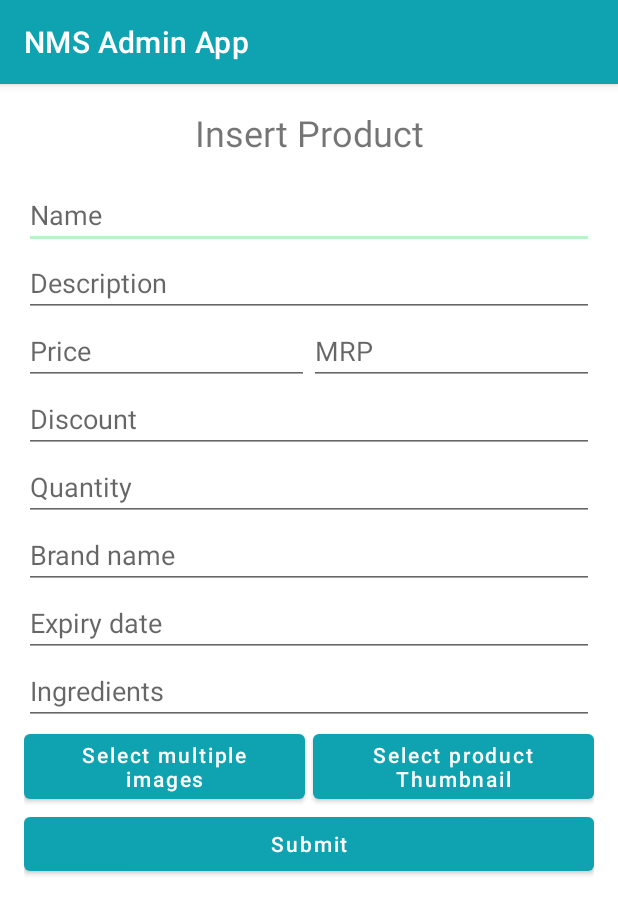
After one commit to hackie-me/NMS-Admin-App-, an Android app: the AddNewProductActivity screen opened directly, with no data from a screen before it, on a phone screen of 412 x 824 dp. The commit adds this screen. Shown: the top 914 px of the screen. Run offline under Robolectric (Android 15) with nearby library versions, the light colour scheme and no system bars; pictures from the network do not load.

Commit message:
Add New product Activity added, product adapter is ready, product service class is ready product thumbnail and multiple image uploading is not working

```diff
--- /dev/null
+++ b/app/src/main/java/com/example/nmsadminapp/AddNewProductActivity.kt
@@ -0,0 +1,160 @@
+package com.example.nmsadminapp
+
+import android.content.Intent
+import android.os.Bundle
+import android.widget.Button
+import android.widget.EditText
+import android.widget.ImageView
+import androidx.appcompat.app.AppCompatActivity
+import androidx.recyclerview.widget.RecyclerView
+import com.bumptech.glide.Glide
+
+class AddNewProductActivity : AppCompatActivity() {
+
+    // Initialize Variables
+    private lateinit var productName: EditText
+    private lateinit var productDescription: EditText
+    private lateinit var productPrice: EditText
+    private lateinit var productMrp: EditText
+    private lateinit var productDiscount: EditText
+    private lateinit var productQuantity: EditText
+    private lateinit var productBrandName: EditText
+    private lateinit var productExpiryDate: EditText
+    private lateinit var productIngredients: EditText
+    private lateinit var productThumbnail: ImageView
+    private lateinit var productImagesRecyclerView: RecyclerView
+
+    private lateinit var btnAddProduct: Button
+    private lateinit var btnSelectMultipleImages: Button
+    private lateinit var btnSelectThumbnail: Button
+
+
+    override fun onCreate(savedInstanceState: Bundle?) {
+        super.onCreate(savedInstanceState)
+        setContentView(R.layout.activity_add_new_product)
+
+        // Init views
+        initializeViews()
+
+        // Set on click listener on thumbnail
+        btnSelectThumbnail.setOnClickListener {
+            // Open the gallery
+            selectThumbnailImage()
+        }
+        // Set on click listener on Images
+        btnSelectMultipleImages.setOnClickListener {
+            // Open the gallery
+            selectMultipleImages()
+        }
+    }
+
+    // Function to Initialize Views
+    private fun initializeViews() {
+        productName = findViewById(R.id.product_name)
+        productDescription = findViewById(R.id.product_description)
+        productPrice = findViewById(R.id.product_price)
+        productMrp = findViewById(R.id.product_mrp)
+        productDiscount = findViewById(R.id.product_discount)
+        productQuantity = findViewById(R.id.product_quantity)
+        productBrandName = findViewById(R.id.product_brand_name)
+        productExpiryDate = findViewById(R.id.product_expiry_date)
+        productIngredients = findViewById(R.id.product_ingredients)
+        productThumbnail = findViewById(R.id.product_thumbnail)
+        productImagesRecyclerView = findViewById(R.id.multi_product_images_recycler_view)
+        btnAddProduct = findViewById(R.id.btn_add_product)
+        btnSelectMultipleImages = findViewById(R.id.btn_select_multiple_images)
+        btnSelectThumbnail = findViewById(R.id.btn_select_thumbnail)
+
+    }
+
+    //  Function to validate the data
+    private fun validateData(): Boolean {
+        return when {
+            productName.text.toString().isEmpty() -> {
+                productName.error = "Please Enter Product Name"
+                false
+            }
+            productDescription.text.toString().isEmpty() -> {
+                productDescription.error = "Please Enter Product Description"
+                false
+            }
+            productPrice.text.toString().isEmpty() -> {
+                productPrice.error = "Please Enter Product Price"
+                false
+            }
+            productMrp.text.toString().isEmpty() -> {
+                productMrp.error = "Please Enter Product MRP"
+                false
+            }
+            productDiscount.text.toString().isEmpty() -> {
+                productDiscount.error = "Please Enter Product Discount"
+                false
+            }
+            productQuantity.text.toString().isEmpty() -> {
+                productQuantity.error = "Please Enter Product Quantity"
+                false
+            }
+            productBrandName.text.toString().isEmpty() -> {
+                productBrandName.error = "Please Enter Product Brand Name"
+                false
+            }
+            productExpiryDate.text.toString().isEmpty() -> {
+                productExpiryDate.error = "Please Enter Product Expiry Date"
+                false
+            }
+            productIngredients.text.toString().isEmpty() -> {
+                productIngredients.error = "Please Enter Product Ingredients"
+                false
+            }
+
+            else -> true
+        }
+    }
+
+    // Function to add new product
+    private fun addNewProduct() {
+        if (!validateData()) {
+            return
+        }
+    }
+
+    // Function to select multiple images
+    private fun selectMultipleImages() {
+        val intent = Intent()
+        intent.type = "image/*"
+        intent.putExtra(Intent.EXTRA_ALLOW_MULTIPLE, true)
+        intent.action = Intent.ACTION_GET_CONTENT
+        startActivityForResult(Intent.createChooser(intent, "Select Picture"), 1)
+    }
+
+    // Function to select thumbnail image
+    private fun selectThumbnailImage() {
+        val intent = Intent()
+        intent.type = "image/*"
+        intent.action = Intent.ACTION_GET_CONTENT
+        startActivityForResult(Intent.createChooser(intent, "Select Picture"), 2)
+    }
+
+    // Function to handle the result of the activity
+    @Deprecated("Deprecated in Java")
+    override fun onActivityResult(requestCode: Int, resultCode: Int, data: Intent?) {
+        super.onActivityResult(requestCode, resultCode, data)
+        if (requestCode == 1 && resultCode == RESULT_OK && data != null) {
+            if (data.clipData != null) {
+                val count = data.clipData!!.itemCount
+                for (i in 0 until count) {
+                    val imageUri = data.clipData!!.getItemAt(i).uri
+                    Glide.with(this).load(imageUri).into(productThumbnail)
+                }
+            } else if (data.data != null) {
+                val imageUri = data.data
+                Glide.with(this).load(imageUri).into(productThumbnail)
+            }
+        }
+        if (requestCode == 2 && resultCode == RESULT_OK && data != null) {
+            if (data.data != null) {
+                Glide.with(this).load(data.data).into(productThumbnail)
+            }
+        }
+    }
+}
--- a/app/src/main/java/com/example/nmsadminapp/adapters/CategoryAdapter.kt
+++ b/app/src/main/java/com/example/nmsadminapp/adapters/CategoryAdapter.kt
@@ -11,19 +11,18 @@ import androidx.recyclerview.widget.RecyclerView
 import com.bumptech.glide.Glide
 import com.example.nmsadminapp.R
 import com.example.nmsadminapp.models.CategoryModel
-import com.example.nmsadminapp.utils.Helper
 
 class CategoryAdapter(
     private val category: Array<CategoryModel>,
     private val clickListener: ClickListener,
-    ) : RecyclerView.Adapter<CategoryAdapter.ViewHolder>() {
+) : RecyclerView.Adapter<CategoryAdapter.ViewHolder>() {
 
     // create new views
     override fun onCreateViewHolder(parent: ViewGroup, viewType: Int): ViewHolder {
         // inflates the card_view_design view
         // that is used to hold list item
         val view = LayoutInflater.from(parent.context)
-            .inflate(R.layout.category_list_item, parent, false)
+            .inflate(R.layout.rc_list_item_category, parent, false)
         return ViewHolder(view)
     }
 
--- /dev/null
+++ b/app/src/main/res/layout/activity_add_new_product.xml
@@ -0,0 +1,155 @@
+<?xml version="1.0" encoding="utf-8"?>
+<LinearLayout xmlns:android="http://schemas.android.com/apk/res/android"
+    xmlns:tools="http://schemas.android.com/tools"
+    android:layout_width="match_parent"
+    android:layout_height="match_parent"
+    android:orientation="vertical"
+    tools:context=".AddNewProductActivity">
+
+    <ScrollView
+        android:layout_width="match_parent"
+        android:layout_height="match_parent">
+
+        <LinearLayout
+            android:layout_width="match_parent"
+            android:layout_height="wrap_content"
+            android:orientation="vertical"
+            android:padding="16dp">
+
+            <TextView
+                android:layout_width="match_parent"
+                android:layout_height="wrap_content"
+                android:layout_marginBottom="16dp"
+                android:gravity="center"
+                android:text="Insert Product"
+                android:textSize="24sp" />
+
+            <EditText
+                android:id="@+id/product_name"
+                android:layout_width="match_parent"
+                android:layout_height="wrap_content"
+                android:hint="Name" />
+
+            <EditText
+                android:id="@+id/product_description"
+                android:layout_width="match_parent"
+                android:layout_height="wrap_content"
+                android:hint="Description"
+                android:inputType="textMultiLine" />
+
+            <LinearLayout
+                android:layout_width="match_parent"
+                android:layout_height="wrap_content"
+                android:orientation="horizontal"
+                android:weightSum="2">
+
+                <EditText
+                    android:id="@+id/product_price"
+                    android:layout_width="0dp"
+                    android:layout_height="wrap_content"
+                    android:layout_weight="1"
+                    android:hint="Price"
+                    android:inputType="numberDecimal" />
+
+                <EditText
+                    android:id="@+id/product_mrp"
+                    android:layout_width="0dp"
+                    android:layout_height="wrap_content"
+                    android:layout_weight="1"
+                    android:hint="MRP"
+                    android:inputType="numberDecimal" />
+
+            </LinearLayout>
+
+            <EditText
+                android:id="@+id/product_discount"
+                android:layout_width="match_parent"
+                android:layout_height="wrap_content"
+                android:hint="Discount"
+                android:inputType="numberDecimal" />
+
+            <EditText
+                android:id="@+id/product_quantity"
+                android:layout_width="match_parent"
+                android:layout_height="wrap_content"
+                android:hint="Quantity"
+                android:inputType="number" />
+
+            <EditText
+                android:id="@+id/product_brand_name"
+                android:layout_width="match_parent"
+                android:layout_height="wrap_content"
+                android:hint="Brand name" />
+
+            <EditText
+                android:id="@+id/product_expiry_date"
+                android:layout_width="match_parent"
+                android:layout_height="wrap_content"
+                android:hint="Expiry date"
+                android:inputType="date" />
+
+            <EditText
+                android:id="@+id/product_ingredients"
+                android:layout_width="match_parent"
+                android:layout_height="wrap_content"
+                android:hint="Ingredients"
+                android:inputType="textMultiLine"
+                android:scrollbars="vertical" />
+
+            <LinearLayout
+                android:layout_width="match_parent"
+                android:layout_height="wrap_content"
+                android:orientation="horizontal"
+                android:weightSum="2">
+
+                <Button
+                    android:id="@+id/btn_select_multiple_images"
+                    android:layout_width="0dp"
+                    android:layout_height="wrap_content"
+                    android:layout_marginEnd="5sp"
+                    android:layout_weight="1"
+                    android:text="Select multiple images"
+                    android:textAllCaps="false" />
+
+                <Button
+                    android:id="@+id/btn_select_thumbnail"
+                    android:layout_width="0dp"
+                    android:layout_height="wrap_content"
+                    android:layout_weight="1"
+                    android:text="Select product Thumbnail"
+                    android:textAllCaps="false" />
+            </LinearLayout>
+
+            <LinearLayout
+                android:layout_width="wrap_content"
+                android:layout_height="wrap_content"
+                android:weightSum="2">
+
+                <ImageView
+                    android:id="@+id/product_thumbnail"
+                    android:layout_width="0dp"
+                    android:layout_height="wrap_content"
+                    android:layout_weight="1"
+                    android:adjustViewBounds="true"
+                    android:contentDescription="Product Thumbnail"
+                    android:scaleType="centerCrop" />
+
+                <androidx.recyclerview.widget.RecyclerView
+                    android:id="@+id/multi_product_images_recycler_view"
+                    android:layout_width="0dp"
+                    android:layout_height="wrap_content"
+                    android:layout_weight="1"
+                    android:scrollbars="horizontal" />
+            </LinearLayout>
+
+
+            <Button
+                android:id="@+id/btn_add_product"
+                android:layout_width="match_parent"
+                android:layout_height="wrap_content"
+                android:text="Submit"
+                android:textAllCaps="false" />
+        </LinearLayout>
+    </ScrollView>
+
+</LinearLayout>
```
Also changed, not shown: app/src/main/AndroidManifest.xml (+8 -4 lines), app/src/main/java/com/example/nmsadminapp/adapters/ProductAdapter.kt (added, +43 -0 lines), app/src/main/java/com/example/nmsadminapp/adapters/SelectedProductImageAdapter.kt (added, +37 -0 lines), app/src/main/java/com/example/nmsadminapp/fragments/ProductTabFragment.kt (+38 -0 lines), app/src/main/java/com/example/nmsadminapp/models/ProductModel.kt (added, +21 -0 lines), app/src/main/java/com/example/nmsadminapp/models/ProductsModel.kt (deleted, +0 -26 lines), app/src/main/java/com/example/nmsadminapp/service/ProductService.kt (added, +48 -0 lines), app/src/main/res/layout/fragment_product_tab.xml (+20 -26 lines), app/src/main/res/layout/rc_list_item_product.xml (added, +91 -0 lines), app/src/main/res/layout/rc_list_item_selected_product_image.xml (added, +19 -0 lines), app/src/main/res/layout/rc_list_item_category.xml (renamed from app/src/main/res/layout/category_list_item.xml).
